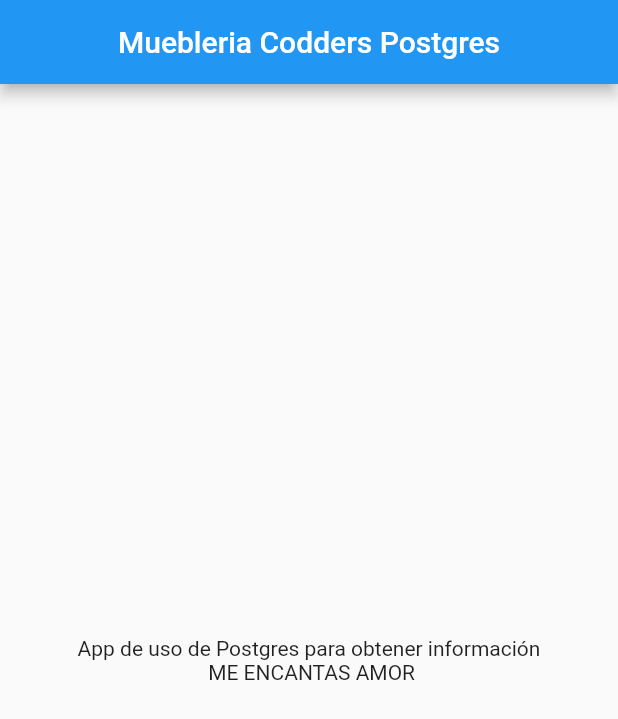
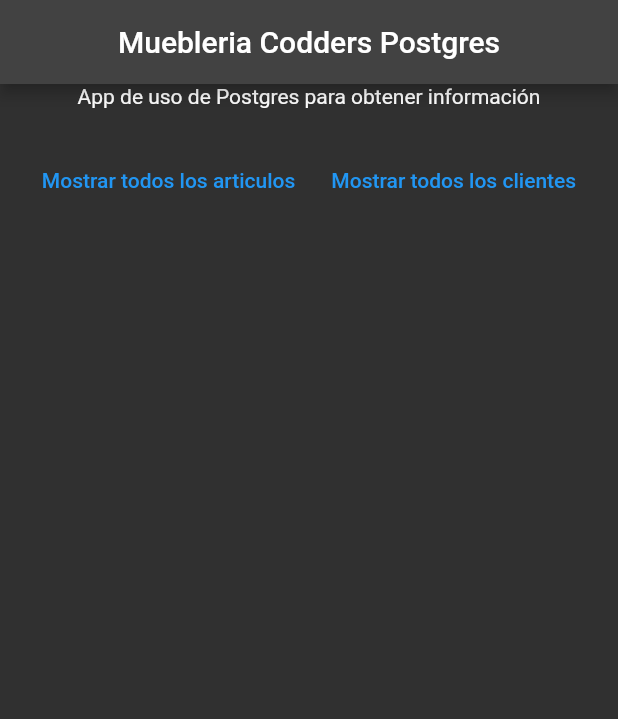
Before and after one commit to chochy2001/codders_postgres, a Flutter app: the screen it shows after launch, on a phone screen of 412 x 824 dp. Shown: the top 719 px of the screen. Run offline on Flutter 3.47's test engine with Material 2 defaults, Android fonts, the phone set to English and light mode, and no system bars; missing offline and left inert: postgres.

Commit message:
Se logro establecer la conexion a postgres y crear botones para poder hacer uso de las sentencias sql

```diff
--- a/lib/main.dart
+++ b/lib/main.dart
@@ -1,40 +1,24 @@
-import 'package:flutter/foundation.dart';
+import 'package:codders_postgres/postgres_connection.dart';
+import 'package:postgres/postgres.dart';
 import 'package:flutter/material.dart';
-import 'package:postgres/postgres.dart';
 
 void main() => runApp(const MyApp());
 
 class MyApp extends StatelessWidget {
   const MyApp({super.key});
 
-  Future<void> selectArticulos() async {
-    var connection = PostgreSQLConnection(
-      "ec2-3-230-122-20.compute-1.amazonaws.com",
-      5432,
-      "d47n7tat72jgb5",
-      username: "mdthlconjlitvq",
-      password:
-          "21aafc74c29a1d117e928bbcceabe5eb4ce242b0823e6bd139ddad54622046df",
-    );
-    await connection.open();
-
-    List<List<dynamic>> results =
-        await connection.query("Select * from articulo");
-    debugPrint("Hola mundo");
-
-    for (final row in results) {
-      if (kDebugMode) {
-        print(row);
-      }
-    }
-  }
-
   @override
   Widget build(BuildContext context) {
+    //Conectandonos a la base de datos
+    PostgresConnection postgresConnection = PostgresConnection();
+    postgresConnection.connect();
+
     return MaterialApp(
       debugShowCheckedModeBanner: false,
-      title: 'Material App',
-      home: Scaffold(
+      theme: ThemeData.dark(),
+      title: 'Muebleria Codders',
+      home: SafeArea(
+        child: Scaffold(
           appBar: AppBar(
             title: const Center(
               child: Text(
@@ -42,10 +26,46 @@ class MyApp extends StatelessWidget {
               ),
             ),
           ),
-        body: const Center(
+          body: Center(
+            child: ListView(
+              //centrar listview
+
+              scrollDirection: Axis.vertical,
+              children: [
+                Column(
+                  mainAxisAlignment: MainAxisAlignment.start,
+                  crossAxisAlignment: CrossAxisAlignment.start,
+                  children: [
+                    const Center(
                       child: Text(
-            'App de uso de Postgres para obtener información\n ME ENCANTAS AMOR',
+                        'App de uso de Postgres para obtener información\n',
                         textAlign: TextAlign.center,
+                      ),
+                    ),
+                    Center(
+                      child: ButtonBar(
+                        mainAxisSize: MainAxisSize.min,
+                        alignment: MainAxisAlignment.center,
+                        children: [
+                          TextButton(
+                            onPressed: () {
+                              postgresConnection.selectAllArticles();
+                            },
+                            child: const Text('Mostrar todos los articulos'),
+                          ),
+                          TextButton(
+                            onPressed: () {
+                              postgresConnection.selectAllCustomers();
+                            },
+                            child: const Text('Mostrar todos los clientes'),
+                          ),
+                        ],
+                      ),
+                    )
+                  ],
+                ),
+              ],
+            ),
           ),
         ),
       ),
```
Also changed, not shown: lib/postgres_connection.dart (added, +158 -0 lines). Lines whose indentation alone changed are shown as unchanged.
